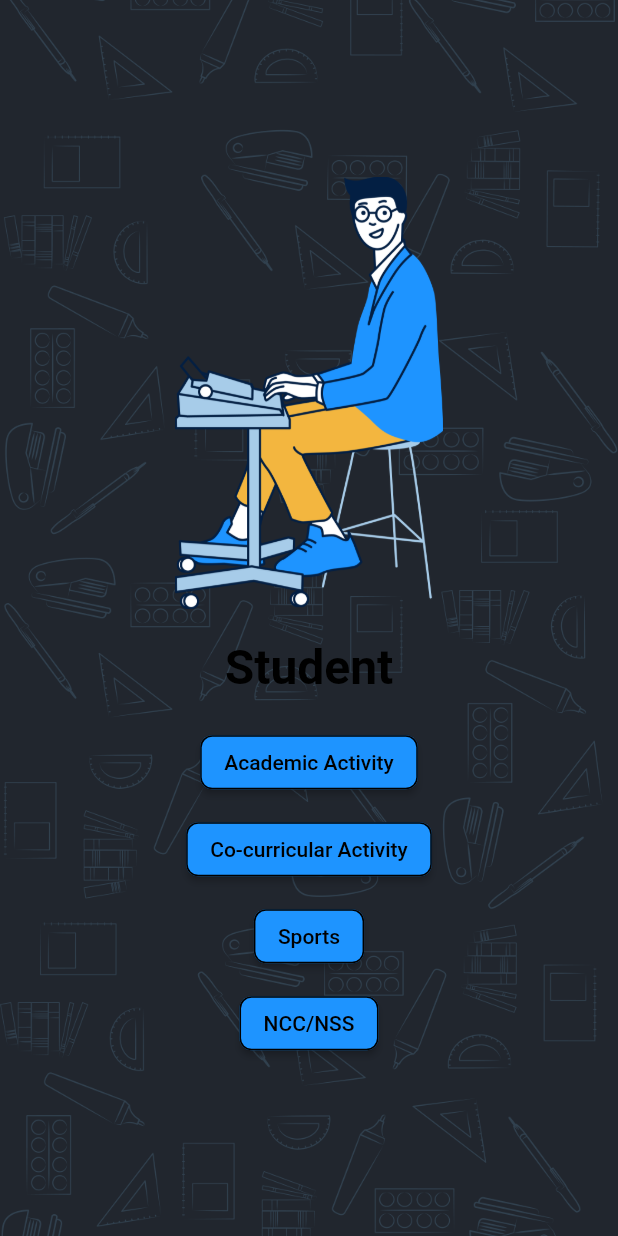
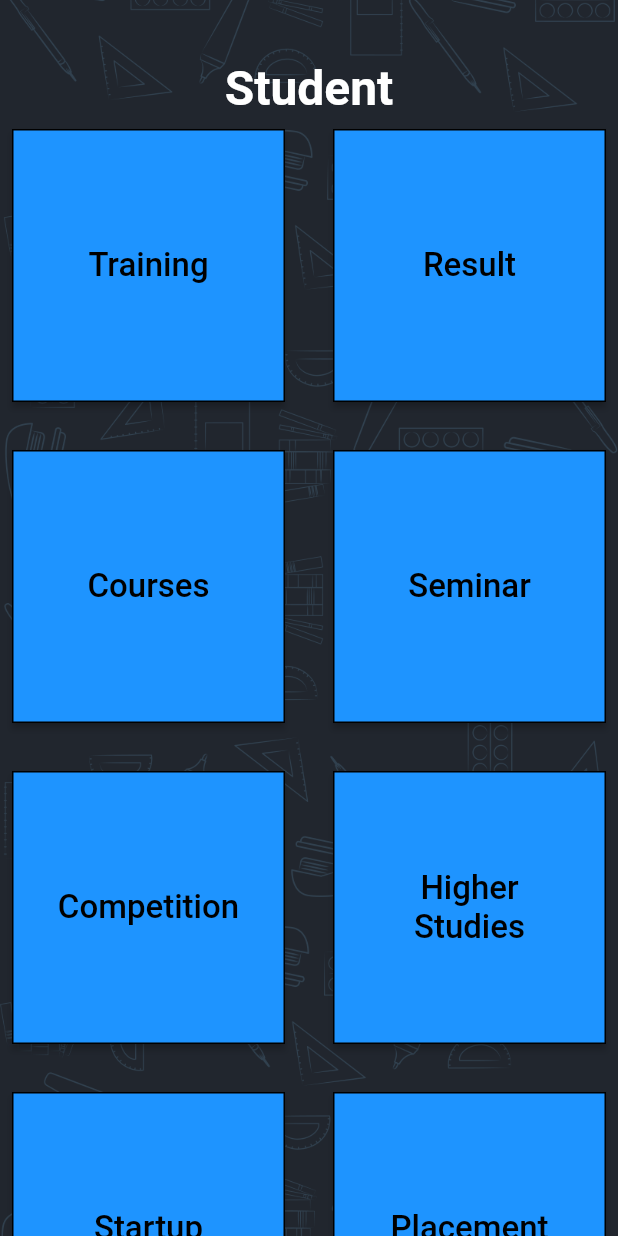
Before and after one commit to vyom1102/majorprojectcst, a Flutter app: the StudentMainScreen screen opened directly, after a tap on "Academic Activity", on a phone screen of 412 x 824 dp. Run offline on Flutter 3.47's test engine with Material 2 defaults, Android fonts, the phone set to English and light mode, and no system bars; our stand-ins replace google_fonts; Roboto replaces fonts that are missing (Marcellus).

Commit message:
student first 1screen

```diff
--- /dev/null
+++ b/lib/academic_activity_screen.dart
@@ -0,0 +1,77 @@
+import 'package:flutter/material.dart';
+import 'package:google_fonts/google_fonts.dart';
+
+class AcademicScreen extends StatelessWidget {
+  final List<String> buttonTitles = [
+    'Training',
+    'Result',
+    'Courses',
+    'Seminar',
+    'Competition',
+    'Higher Studies',
+    'Startup',
+    'Placement',
+  ];
+
+  @override
+  Widget build(BuildContext context) {
+    return Scaffold(
+      backgroundColor: Color(0xff21262E),
+      body: Stack(
+        children: [
+          Image.asset(
+            'images/Group 174.png', // Adjust this to your background image
+            fit: BoxFit.cover,
+            width: double.infinity,
+            height: double.infinity,
+          ),
+          SingleChildScrollView(
+            child: Column(
+              mainAxisAlignment: MainAxisAlignment.center,
+              children: [
+                SizedBox(height: 40),
+                Text(
+                  'Student',
+                  style: GoogleFonts.marcellus(
+                    color: Colors.white,
+                    fontSize: 32,
+                    fontWeight: FontWeight.bold,
+                  ),
+                ),
+
+                GridView.builder(
+                  gridDelegate: SliverGridDelegateWithFixedCrossAxisCount(
+                    crossAxisCount: 2,
+                    crossAxisSpacing: 16.0,
+                    mainAxisSpacing: 16.0,
+                  ),
+                  shrinkWrap: true,
+                  physics: NeverScrollableScrollPhysics(),
+                  itemCount: buttonTitles.length,
+                  itemBuilder: (BuildContext context, int index) {
+                    return Padding(
+                      padding: const EdgeInsets.all(8.0),
+                      child: ElevatedButton(
+                        onPressed: () {},
+                        style: ElevatedButton.styleFrom(
+                          padding: EdgeInsets.symmetric(vertical: 30, horizontal: 20),
+                          foregroundColor: Colors.black,
+                          backgroundColor: Color(0xff1E94FF),
+                          shape: RoundedRectangleBorder(
+                            side: BorderSide(color: Colors.black),
+                            borderRadius: BorderRadius.circular(0),
+                          ),
+                        ),
+                        child: Text(buttonTitles[index],style: GoogleFonts.marcellus(fontSize: 22,),textAlign: TextAlign.center,),
+                      ),
+                    );
+                  },
+                ),
+              ],
+            ),
+          ),
+        ],
+      ),
+    );
+  }
+}
--- a/lib/student_main_screen.dart
+++ b/lib/student_main_screen.dart
@@ -1,5 +1,6 @@
 import 'package:flutter/material.dart';
 import 'package:google_fonts/google_fonts.dart';
+import 'package:majorproject/academic_activity_screen.dart';
 
 class StudentMainScreen extends StatelessWidget {
   @override
@@ -29,7 +30,7 @@ class StudentMainScreen extends StatelessWidget {
               Text(
                 'Student',
                 style: GoogleFonts.marcellus(
-                  color: Colors.black,
+                  color: Colors.white,
                   fontSize: 32,
                   fontWeight: FontWeight.bold,
                 ),
@@ -41,7 +42,10 @@ class StudentMainScreen extends StatelessWidget {
                 children: [
                   ElevatedButton(
                     onPressed: () {
-
+                      Navigator.push(
+                        context,
+                        MaterialPageRoute(builder: (context) => AcademicScreen()),
+                      );
                     },
                     style: ElevatedButton.styleFrom(
                       foregroundColor: Colors.black, backgroundColor: Color(0xff1E94FF),
```
Also changed, not shown: images/background_welcome.png (deleted), 2 other files.
